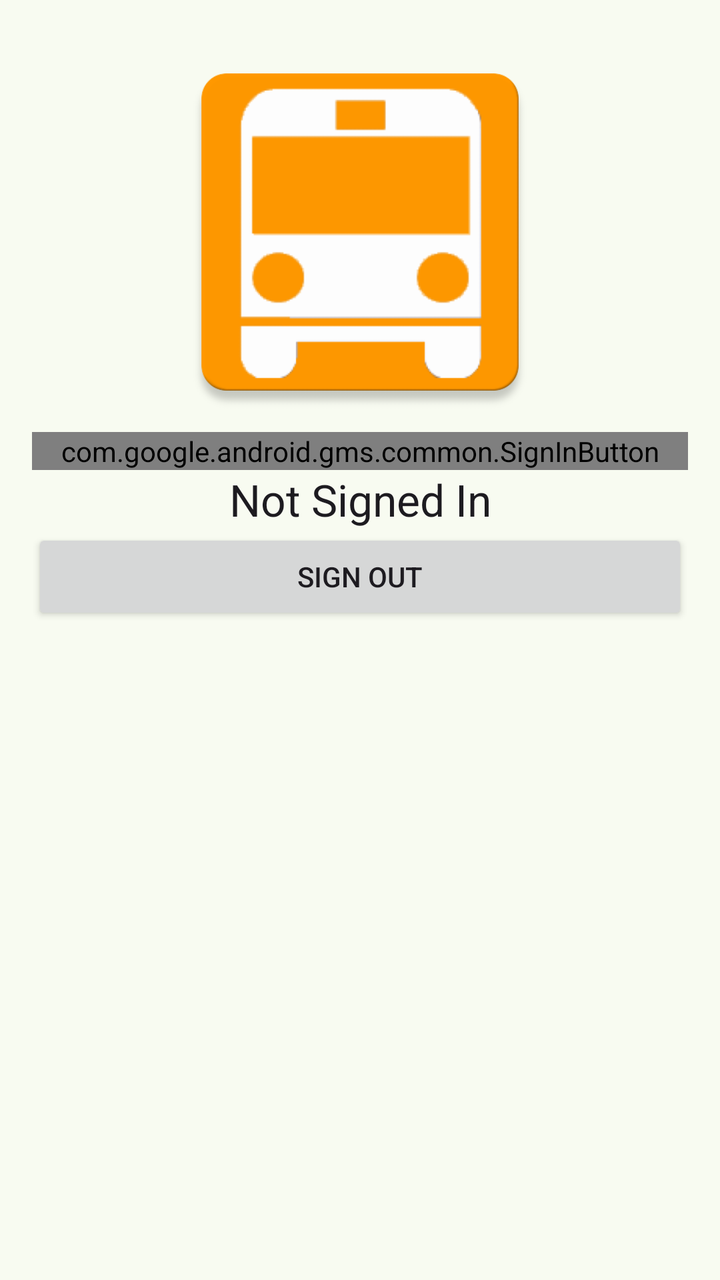
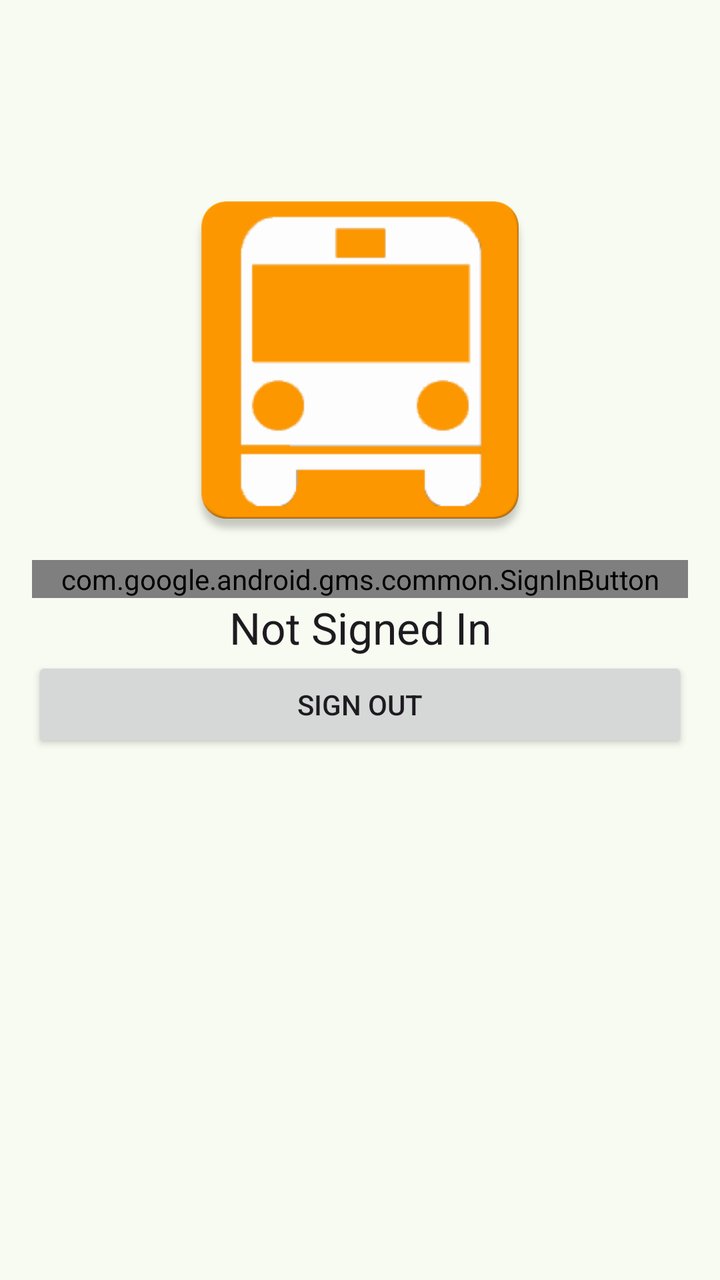

An Android layout rendered at two revisions. The XML below is the earlier revision; the diff shows what the commit changed to produce the second picture.
<!-- AndroidManifest.xml: application theme AppTheme -->
<!-- res/layout/activity_firebase_login.xml -->
<?xml version="1.0" encoding="utf-8"?>
<LinearLayout xmlns:android="http://schemas.android.com/apk/res/android"
    xmlns:app="http://schemas.android.com/apk/res-auto"
    xmlns:tools="http://schemas.android.com/tools"
    android:layout_width="match_parent"
    android:layout_height="match_parent"
    android:gravity="center_horizontal"
    android:orientation="vertical"
    android:paddingBottom="@dimen/activity_vertical_margin"
    android:paddingLeft="@dimen/activity_horizontal_margin"
    android:paddingRight="@dimen/activity_horizontal_margin"
    android:paddingTop="@dimen/activity_vertical_margin"
    tools:context="com.itachi1706.busarrivalsg.FirebaseLoginActivity">

    <ImageView
        android:layout_width="match_parent"
        android:layout_height="200dp"
        android:src="@drawable/ic_launcher_web"
        android:contentDescription="@string/app_name" />

    <com.google.android.gms.common.SignInButton
        android:id="@+id/email_sign_in_button"
        app:buttonSize="wide"
        android:layout_width="match_parent"
        android:layout_height="wrap_content" />

    <Button
        android:layout_width="match_parent"
        android:layout_height="wrap_content"
        android:id="@+id/test_account"
        android:visibility="gone"
        android:text="@string/login_as_debug_user" />

    <TextView
        android:layout_width="match_parent"
        android:layout_height="wrap_content"
        android:id="@+id/sign_in_as"
        android:textAppearance="?android:attr/textAppearanceLarge"
        android:gravity="center"
        android:text="@string/not_signed_in"/>

    <Button
        android:layout_width="match_parent"
        android:layout_height="wrap_content"
        android:id="@+id/sign_out"
        android:visibility="visible"
        android:text="@string/sign_out" />

    <ProgressBar
        android:id="@+id/sign_in_progress"
        android:layout_width="wrap_content"
        android:layout_height="wrap_content"
        android:layout_marginTop="50dp"/>

</LinearLayout>
<!-- resources referenced by this layout -->
<resources>
  <dimen name="activity_horizontal_margin">16dp</dimen>
  <dimen name="activity_vertical_margin">16dp</dimen>
  <string name="app_name">Bus Arrival @ SG</string>
  <string name="login_as_debug_user">Login As Debug User</string>
  <string name="not_signed_in">Not Signed In</string>
  <string name="sign_out">SIGN OUT</string>
  <color name="md_theme_primary">#3E6837</color>
  <color name="md_theme_onPrimary">#FFFFFF</color>
  <color name="md_theme_primaryContainer">#BFF0B1</color>
  <color name="md_theme_onPrimaryContainer">#275021</color>
  <color name="md_theme_secondary">#53634E</color>
  <color name="md_theme_onSecondary">#FFFFFF</color>
  <color name="md_theme_secondaryContainer">#D6E8CD</color>
  <color name="md_theme_onSecondaryContainer">#3C4B37</color>
  <color name="md_theme_tertiary">#386569</color>
  <color name="md_theme_onTertiary">#FFFFFF</color>
  <color name="md_theme_tertiaryContainer">#BCEBEF</color>
  <color name="md_theme_onTertiaryContainer">#1E4D51</color>
  <color name="md_theme_error">#BA1A1A</color>
  <color name="md_theme_onError">#FFFFFF</color>
  <color name="md_theme_errorContainer">#FFDAD6</color>
  <color name="md_theme_onErrorContainer">#93000A</color>
  <color name="md_theme_background">#F8FBF1</color>
  <color name="md_theme_onBackground">#191D17</color>
  <color name="md_theme_surface">#F8FBF1</color>
  <color name="md_theme_onSurface">#191D17</color>
  <color name="md_theme_surfaceVariant">#DFE4D8</color>
  <color name="md_theme_onSurfaceVariant">#42493F</color>
  <color name="md_theme_outline">#73796E</color>
  <color name="md_theme_outlineVariant">#C2C8BC</color>
  <color name="md_theme_inverseSurface">#2E322B</color>
  <color name="md_theme_inverseOnSurface">#EFF2E8</color>
  <color name="md_theme_inversePrimary">#A4D397</color>
  <color name="md_theme_primaryFixed">#BFF0B1</color>
  <color name="md_theme_onPrimaryFixed">#002201</color>
  <color name="md_theme_primaryFixedDim">#A4D397</color>
  <color name="md_theme_onPrimaryFixedVariant">#275021</color>
  <color name="md_theme_secondaryFixed">#D6E8CD</color>
  <color name="md_theme_onSecondaryFixed">#111F0F</color>
  <color name="md_theme_secondaryFixedDim">#BBCCB2</color>
  <color name="md_theme_onSecondaryFixedVariant">#3C4B37</color>
  <color name="md_theme_tertiaryFixed">#BCEBEF</color>
  <color name="md_theme_onTertiaryFixed">#002022</color>
  <color name="md_theme_tertiaryFixedDim">#A0CFD2</color>
  <color name="md_theme_onTertiaryFixedVariant">#1E4D51</color>
  <color name="md_theme_surfaceDim">#D8DBD2</color>
  <color name="md_theme_surfaceBright">#F8FBF1</color>
  <color name="md_theme_surfaceContainerLowest">#FFFFFF</color>
  <color name="md_theme_surfaceContainerLow">#F2F5EB</color>
  <color name="md_theme_surfaceContainer">#ECEFE5</color>
  <color name="md_theme_surfaceContainerHigh">#E6E9E0</color>
  <color name="md_theme_surfaceContainerHighest">#E0E4DA</color>
  <!-- unchanged entries left out for length: 2 -->
</resources>

<!-- the commit's change to res/layout/activity_firebase_login.xml (unified diff, before → after) -->
@@ -11,6 +11,15 @@
     android:paddingRight="@dimen/activity_horizontal_margin"
     android:paddingTop="@dimen/activity_vertical_margin"
     tools:context="com.itachi1706.busarrivalsg.FirebaseLoginActivity">
+
+    <com.google.android.material.appbar.AppBarLayout
+        android:layout_width="match_parent"
+        android:layout_height="wrap_content">
+        <com.google.android.material.appbar.MaterialToolbar
+            android:id="@+id/toolbar"
+            android:layout_width="match_parent"
+            android:layout_height="?attr/actionBarSize" />
+    </com.google.android.material.appbar.AppBarLayout>
 
     <ImageView
         android:layout_width="match_parent"
